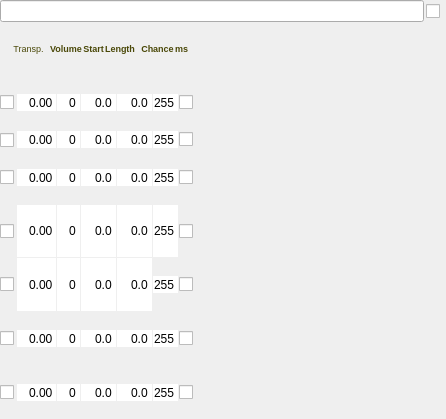
First picture: the form in Qt/qt4_patch_widget.ui, repository kmatheussen/radium, before the edit.
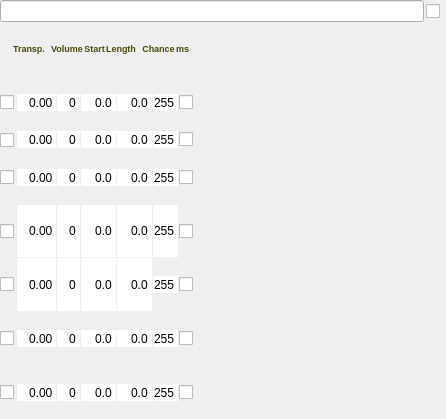
Second picture: the form after the edit.

Commit message: Use system font in the playlist, not Cousine

```diff
--- a/Qt/qt4_patch_widget.ui
+++ b/Qt/qt4_patch_widget.ui
@@ -157,7 +157,7 @@
            </sizepolicy>
           </property>
           <property name="text">
-           <string>&lt;html&gt;&lt;head/&gt;&lt;body&gt;&lt;p&gt;&lt;span style=&quot; font-size:7pt; color:#4a4808;&quot;&gt;Transp.&lt;/span&gt;&lt;/p&gt;&lt;/body&gt;&lt;/html&gt;</string>
+           <string>&lt;html&gt;&lt;head/&gt;&lt;body&gt;&lt;p&gt;&lt;span style=&quot; font-size:7pt; font-weight:600; color:#4a4808;&quot;&gt;Transp.&lt;/span&gt;&lt;/p&gt;&lt;/body&gt;&lt;/html&gt;</string>
           </property>
           <property name="alignment">
            <set>Qt::AlignCenter</set>
```
The commit also changes 1 other file.
